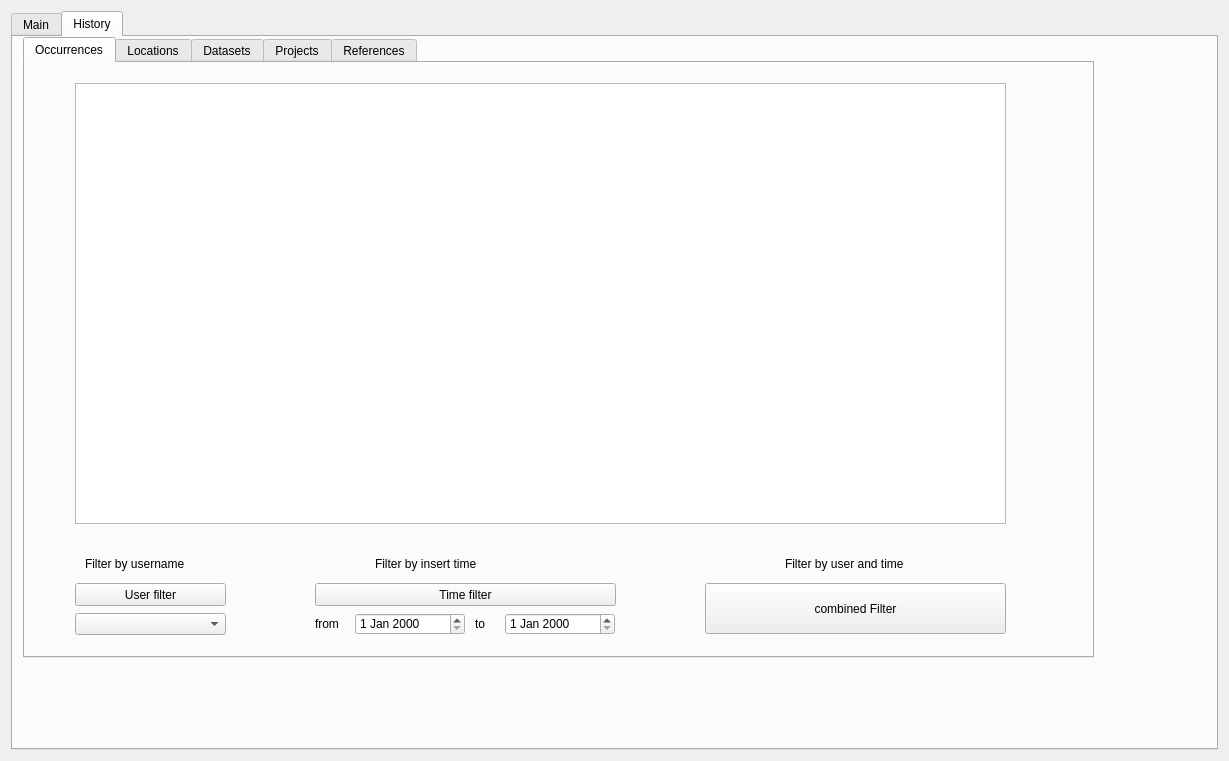
The window that nofa/gui/ins_dlg.ui (NINAnor/NOFAInsert) describes before a commit, drawn with Qt 5.
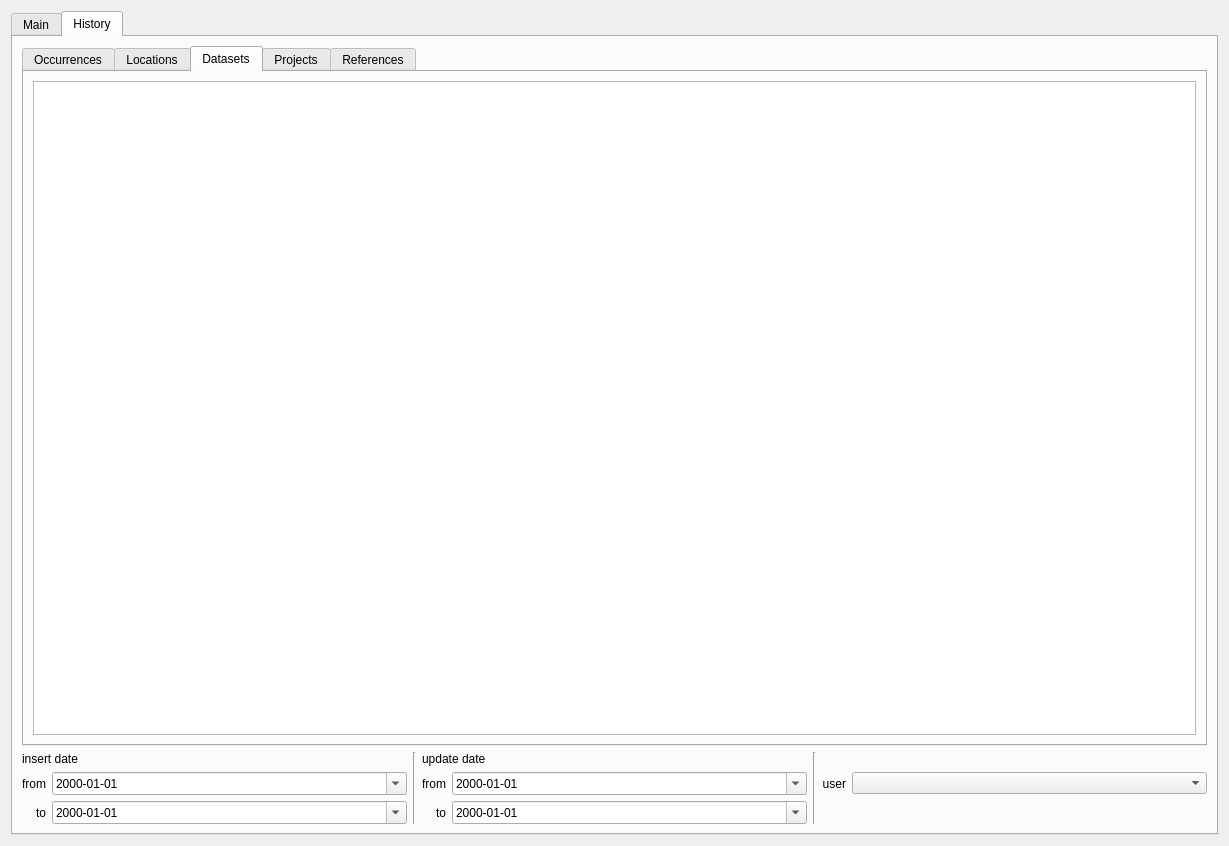
The same window after the commit. The open tabs and pages were chosen to show the change.

Commit message: Enable history tab (fix #63), add filter for all history tabs (fix #12, fix #44)

What changed in the file:
```diff
--- a/nofa/gui/ins_dlg.ui
+++ b/nofa/gui/ins_dlg.ui
@@ -7,7 +7,7 @@
     <x>0</x>
     <y>0</y>
     <width>1229</width>
-    <height>761</height>
+    <height>846</height>
    </rect>
   </property>
   <property name="windowTitle">
@@ -1817,228 +1817,214 @@
       <attribute name="title">
        <string>History</string>
       </attribute>
-      <widget class="QTabWidget" name="tabWidget_history">
-       <property name="geometry">
-        <rect>
-         <x>10</x>
-         <y>0</y>
-         <width>1071</width>
-         <height>621</height>
-        </rect>
-       </property>
-       <property name="currentIndex">
-        <number>0</number>
-       </property>
-       <widget class="QWidget" name="occurrences_tab">
-        <attribute name="title">
-         <string>Occurrences</string>
-        </attribute>
-        <widget class="QLabel" name="label">
-         <property name="geometry">
-          <rect>
-           <x>60</x>
-           <y>490</y>
-           <width>141</width>
-           <height>21</height>
-          </rect>
+      <layout class="QGridLayout" name="gridLayout_20">
+       <item row="0" column="0">
+        <widget class="QTabWidget" name="hist_tabwdg">
+         <property name="currentIndex">
+          <number>2</number>
          </property>
-         <property name="text">
-          <string>Filter by username</string>
-         </property>
+         <widget class="QWidget" name="hist_occ_tab">
+          <attribute name="title">
+           <string>Occurrences</string>
+          </attribute>
+          <layout class="QGridLayout" name="gridLayout_13">
+           <item row="0" column="0">
+            <widget class="QTableWidget" name="hist_occ_tbl"/>
+           </item>
+          </layout>
+         </widget>
+         <widget class="QWidget" name="hist_loc_tab">
+          <attribute name="title">
+           <string>Locations</string>
+          </attribute>
+          <layout class="QGridLayout" name="gridLayout_14">
+           <item row="0" column="0">
+            <widget class="QTableWidget" name="hist_loc_tbl"/>
+           </item>
+          </layout>
+         </widget>
+         <widget class="QWidget" name="hist_dtst_tab">
+          <attribute name="title">
+           <string>Datasets</string>
+          </attribute>
+          <layout class="QGridLayout" name="gridLayout_15">
+           <item row="0" column="0">
+            <widget class="QTableWidget" name="hist_dtst_tbl"/>
+           </item>
+          </layout>
+         </widget>
+         <widget class="QWidget" name="hist_prj_tab">
+          <attribute name="title">
+           <string>Projects</string>
+          </attribute>
+          <layout class="QGridLayout" name="gridLayout_17">
+           <item row="0" column="0">
+            <widget class="QTableWidget" name="hist_prj_tbl"/>
+           </item>
+          </layout>
+         </widget>
+         <widget class="QWidget" name="hist_ref_tab">
+          <attribute name="title">
+           <string>References</string>
+          </attribute>
+          <layout class="QGridLayout" name="gridLayout_18">
+           <item row="0" column="0">
+            <widget class="QTableWidget" name="hist_ref_tbl"/>
+           </item>
+          </layout>
+         </widget>
         </widget>
-        <widget class="QTableWidget" name="tableWidget_occurrences">
-         <property name="geometry">
-          <rect>
-           <x>50</x>
-           <y>20</y>
-           <width>931</width>
-           <height>441</height>
-          </rect>
-         </property>
-        </widget>
-        <widget class="QPushButton" name="username_filter_button">
-         <property name="geometry">
-          <rect>
-           <x>50</x>
-           <y>520</y>
-           <width>151</width>
-           <height>23</height>
-          </rect>
-         </property>
-         <property name="text">
-          <string>User filter</string>
-         </property>
-        </widget>
-        <widget class="QComboBox" name="usernames">
-         <property name="geometry">
-          <rect>
-           <x>50</x>
-           <y>550</y>
-           <width>151</width>
-           <height>22</height>
-          </rect>
-         </property>
-        </widget>
-        <widget class="QLabel" name="label_2">
-         <property name="geometry">
-          <rect>
-           <x>350</x>
-           <y>490</y>
-           <width>151</width>
-           <height>21</height>
-          </rect>
-         </property>
-         <property name="text">
-          <string>Filter by insert time</string>
-         </property>
-        </widget>
-        <widget class="QPushButton" name="time_filter_button">
-         <property name="geometry">
-          <rect>
-           <x>290</x>
-           <y>520</y>
-           <width>301</width>
-           <height>23</height>
-          </rect>
-         </property>
-         <property name="text">
-          <string>Time filter</string>
-         </property>
-        </widget>
-        <widget class="QDateEdit" name="date_from">
-         <property name="geometry">
-          <rect>
-           <x>330</x>
-           <y>550</y>
-           <width>110</width>
-           <height>22</height>
-          </rect>
-         </property>
-        </widget>
-        <widget class="QDateEdit" name="date_to">
-         <property name="geometry">
-          <rect>
-           <x>480</x>
-           <y>550</y>
-           <width>110</width>
-           <height>22</height>
-          </rect>
-         </property>
-        </widget>
-        <widget class="QLabel" name="label_5">
-         <property name="geometry">
-          <rect>
-           <x>290</x>
-           <y>550</y>
-           <width>41</width>
-           <height>21</height>
-          </rect>
-         </property>
-         <property name="text">
-          <string>from</string>
-         </property>
-        </widget>
-        <widget class="QLabel" name="label_6">
-         <property name="geometry">
-          <rect>
-           <x>450</x>
-           <y>550</y>
-           <width>21</width>
-           <height>21</height>
-          </rect>
-         </property>
-         <property name="text">
-          <string>to</string>
-         </property>
-        </widget>
-        <widget class="QLabel" name="label_7">
-         <property name="geometry">
-          <rect>
-           <x>760</x>
-           <y>490</y>
-           <width>171</width>
-           <height>21</height>
-          </rect>
-         </property>
-         <property name="text">
-          <string>Filter by user and time</string>
-         </property>
-        </widget>
-        <widget class="QPushButton" name="combined_filter_button">
-         <property name="geometry">
-          <rect>
-           <x>680</x>
-           <y>520</y>
-           <width>301</width>
-           <height>51</height>
-          </rect>
-         </property>
-         <property name="text">
-          <string>combined Filter</string>
-         </property>
-        </widget>
-       </widget>
-       <widget class="QWidget" name="locations_tab">
-        <attribute name="title">
-         <string>Locations</string>
-        </attribute>
-        <widget class="QTableWidget" name="tableWidget_locations">
-         <property name="geometry">
-          <rect>
-           <x>10</x>
-           <y>10</y>
-           <width>561</width>
-           <height>581</height>
-          </rect>
-         </property>
-        </widget>
-       </widget>
-       <widget class="QWidget" name="datasets_tab">
-        <attribute name="title">
-         <string>Datasets</string>
-        </attribute>
-        <widget class="QTableWidget" name="tableWidget_datasets">
-         <property name="geometry">
-          <rect>
-           <x>10</x>
-           <y>10</y>
-           <width>491</width>
-           <height>581</height>
-          </rect>
-         </property>
-        </widget>
-       </widget>
-       <widget class="QWidget" name="projects_tab">
-        <attribute name="title">
-         <string>Projects</string>
-        </attribute>
-        <widget class="QTableWidget" name="tableWidget_projects">
-         <property name="geometry">
-          <rect>
-           <x>10</x>
-           <y>10</y>
-           <width>491</width>
-           <height>581</height>
-          </rect>
-         </property>
-        </widget>
-       </widget>
-       <widget class="QWidget" name="references_tab">
-        <attribute name="title">
-         <string>References</string>
-        </attribute>
-        <widget class="QTableWidget" name="tableWidget_references">
-         <property name="geometry">
-          <rect>
-           <x>10</x>
-           <y>10</y>
-           <width>491</width>
-           <height>581</height>
-          </rect>
-         </property>
-        </widget>
-       </widget>
-      </widget>
+       </item>
+       <item row="1" column="0">
+        <layout class="QGridLayout" name="hist_fltr_grid_lyt" columnstretch="0,1,0,0,1,0,0,1">
+         <item row="1" column="6">
+          <widget class="QLabel" name="usr_lbl">
+           <property name="text">
+            <string>user</string>
+           </property>
+           <property name="alignment">
+            <set>Qt::AlignRight|Qt::AlignTrailing|Qt::AlignVCenter</set>
+           </property>
+          </widget>
+         </item>
+         <item row="2" column="4">
+          <widget class="QDateEdit" name="hist_upd_dtend_de">
+           <property name="sizePolicy">
+            <sizepolicy hsizetype="Preferred" vsizetype="Fixed">
+             <horstretch>0</horstretch>
+             <verstretch>0</verstretch>
+            </sizepolicy>
+           </property>
+           <property name="displayFormat">
+            <string>yyyy-MM-dd</string>
+           </property>
+           <property name="calendarPopup">
+            <bool>true</bool>
+           </property>
+          </widget>
+         </item>
+         <item row="1" column="3">
+          <widget class="QLabel" name="hist_upd_dtstrt_lbl">
+           <property name="text">
+            <string>from</string>
+           </property>
+           <property name="alignment">
+            <set>Qt::AlignRight|Qt::AlignTrailing|Qt::AlignVCenter</set>
+           </property>
+          </widget>
+         </item>
+         <item row="0" column="0" colspan="2">
+          <widget class="QLabel" name="hist_ins_main_lbl">
+           <property name="text">
+            <string>insert date</string>
+           </property>
+          </widget>
+         </item>
+         <item row="1" column="4">
+          <widget class="QDateEdit" name="hist_upd_dtstrt_de">
+           <property name="sizePolicy">
+            <sizepolicy hsizetype="Preferred" vsizetype="Fixed">
+             <horstretch>0</horstretch>
+             <verstretch>0</verstretch>
+            </sizepolicy>
+           </property>
+           <property name="displayFormat">
+            <string>yyyy-MM-dd</string>
+           </property>
+           <property name="calendarPopup">
+            <bool>true</bool>
+           </property>
+          </widget>
+         </item>
+         <item row="1" column="0">
+          <widget class="QLabel" name="hist_ins_dtstrt_lbl">
+           <property name="text">
+            <string>from</string>
+           </property>
+           <property name="alignment">
+            <set>Qt::AlignRight|Qt::AlignTrailing|Qt::AlignVCenter</set>
+           </property>
+          </widget>
+         </item>
+         <item row="1" column="1">
+          <widget class="QDateEdit" name="hist_ins_dtstrt_de">
+           <property name="sizePolicy">
+            <sizepolicy hsizetype="Preferred" vsizetype="Fixed">
+             <horstretch>0</horstretch>
+             <verstretch>0</verstretch>
+            </sizepolicy>
+           </property>
+           <property name="displayFormat">
+            <string>yyyy-MM-dd</string>
+           </property>
+           <property name="calendarPopup">
+            <bool>true</bool>
+           </property>
+          </widget>
+         </item>
+         <item row="2" column="1">
+          <widget class="QDateEdit" name="hist_ins_dtend_de">
+           <property name="sizePolicy">
+            <sizepolicy hsizetype="Preferred" vsizetype="Fixed">
+             <horstretch>0</horstretch>
+             <verstretch>0</verstretch>
+            </sizepolicy>
+           </property>
+           <property name="displayFormat">
+            <string>yyyy-MM-dd</string>
+           </property>
+           <property name="calendarPopup">
+            <bool>true</bool>
+           </property>
+          </widget>
+         </item>
+         <item row="2" column="3">
+          <widget class="QLabel" name="hist_upd_dtend_lbl">
+           <property name="text">
+            <string>to</string>
+           </property>
+           <property name="alignment">
+            <set>Qt::AlignRight|Qt::AlignTrailing|Qt::AlignVCenter</set>
+           </property>
+          </widget>
+         </item>
+         <item row="0" column="3" colspan="2">
+          <widget class="QLabel" name="hist_upd_main_lbl">
+           <property name="text">
+            <string>update date</string>
+           </property>
+          </widget>
+         </item>
+         <item row="1" column="7">
+          <widget class="QComboBox" name="usr_cb"/>
+         </item>
+         <item row="2" column="0">
+          <widget class="QLabel" name="hist_ins_dtend_lbl">
+           <property name="text">
+            <string>to</string>
+           </property>
+           <property name="alignment">
+            <set>Qt::AlignRight|Qt::AlignTrailing|Qt::AlignVCenter</set>
+           </property>
+          </widget>
+         </item>
+         <item row="0" column="2" rowspan="3">
+          <widget class="Line" name="hist_vline_1">
+           <property name="orientation">
+            <enum>Qt::Vertical</enum>
+           </property>
+          </widget>
+         </item>
+         <item row="0" column="5" rowspan="3">
+          <widget class="Line" name="hist_vline_2">
+           <property name="orientation">
+            <enum>Qt::Vertical</enum>
+           </property>
+          </widget>
+         </item>
+        </layout>
+       </item>
+      </layout>
      </widget>
     </widget>
    </item>
```
Left out of the diff: 12 changed lines with no effect on the pictures. The commit also changes 3 other files.
